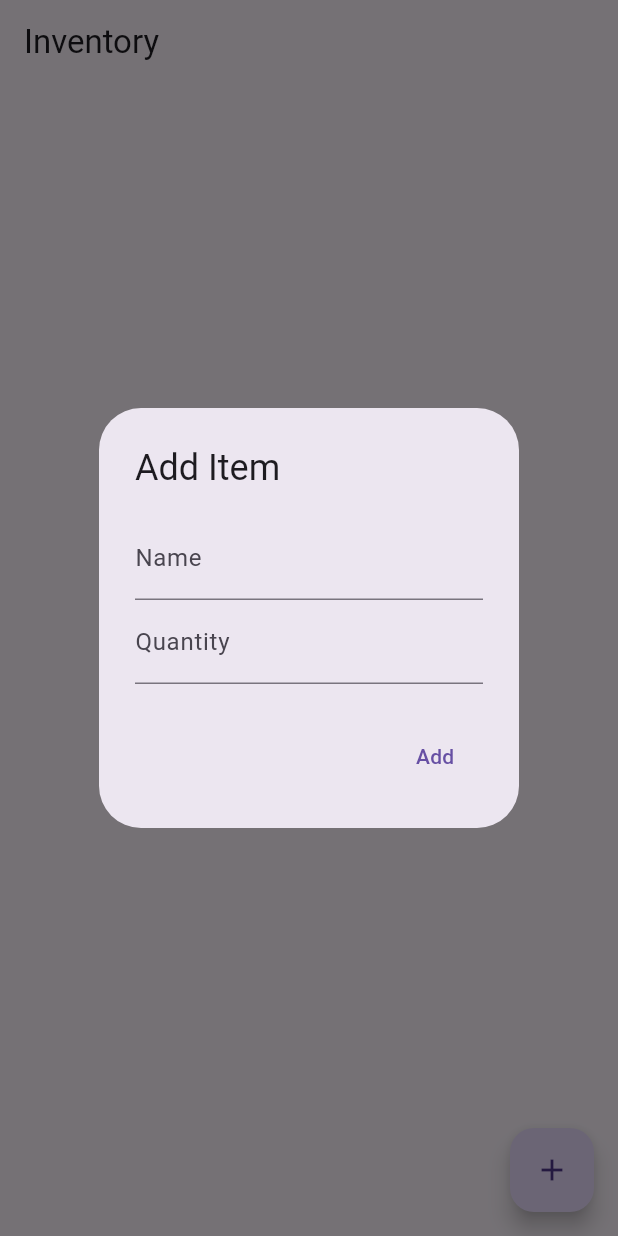
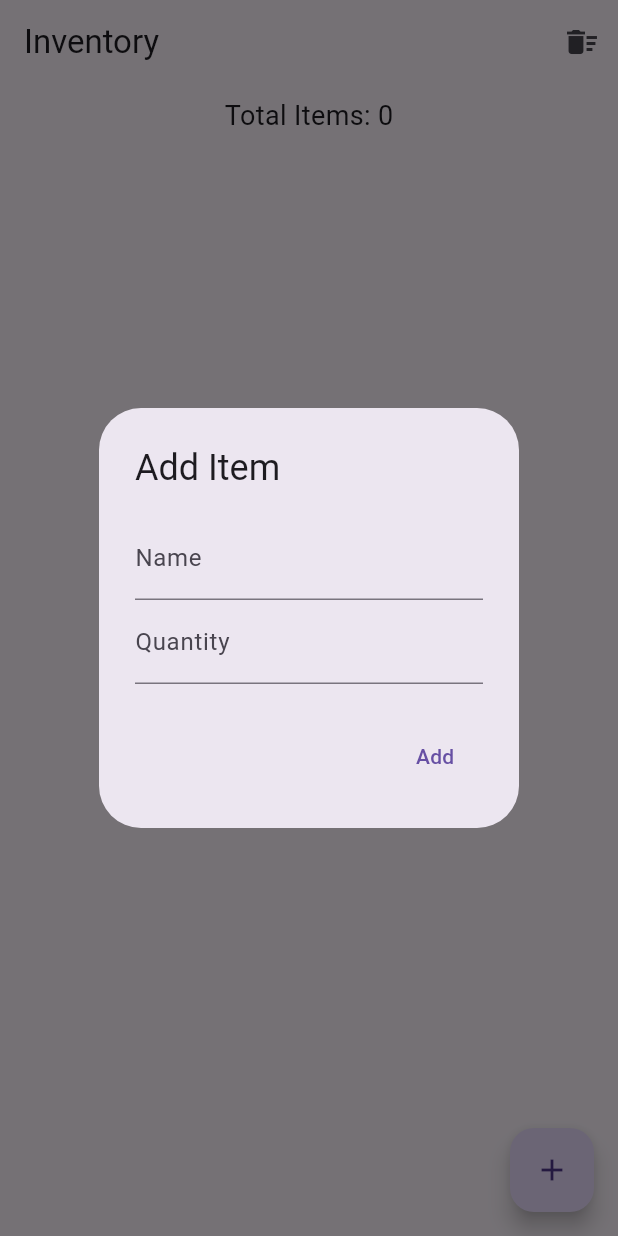
Before and after one commit to Uvvi2004/inventoryfinal, a Flutter app: the screen it shows after launch, after a tap on the "add" icon, on a phone screen of 412 x 824 dp. Run offline on Flutter 3.47's test engine with Material 3 defaults, Android fonts, the phone set to English and light mode, and no system bars; our stand-ins replace cloud_firestore, firebase_core; accounts and stored records are empty.

Commit message:
Total item count and clear all

```diff
--- a/lib/main.dart
+++ b/lib/main.dart
@@ -28,7 +28,20 @@ class InventoryPage extends StatelessWidget {
     final service = FirestoreService();
 
     return Scaffold(
-      appBar: AppBar(title: const Text('Inventory')),
+      appBar: AppBar(
+        title: const Text('Inventory'),
+        actions: [
+          IconButton(
+            icon: const Icon(Icons.delete_sweep),
+            onPressed: () async {
+              final items = await service.streamItems().first;
+              for (var item in items) {
+                await service.deleteItem(item.id);
+              }
+            },
+          )
+        ],
+      ),
 
       body: StreamBuilder<List<Item>>(
         stream: service.streamItems(),
@@ -43,11 +56,24 @@ class InventoryPage extends StatelessWidget {
 
           final items = snapshot.data ?? [];
 
-          if (items.isEmpty) {
-            return const Center(child: Text('No items yet.'));
-          }
+          return Column(
+            children: [
+              // 🔥 FEATURE 1: TOTAL COUNT
+              Padding(
+                padding: const EdgeInsets.all(8.0),
+                child: Text(
+                  'Total Items: ${items.length}',
+                  style: const TextStyle(fontSize: 18),
+                ),
+              ),
 
-          return ListView.builder(
+              if (items.isEmpty)
+                const Expanded(
+                  child: Center(child: Text('No items yet.')),
+                )
+              else
+                Expanded(
+                  child: ListView.builder(
                     itemCount: items.length,
                     itemBuilder: (_, i) {
                       final item = items[i];
@@ -66,8 +92,8 @@ class InventoryPage extends StatelessWidget {
                         onTap: () {
                           final nameController =
                               TextEditingController(text: item.name);
-                  final qtyController =
-                      TextEditingController(text: item.quantity.toString());
+                          final qtyController = TextEditingController(
+                              text: item.quantity.toString());
 
                           showDialog(
                             context: context,
@@ -78,8 +104,8 @@ class InventoryPage extends StatelessWidget {
                                 children: [
                                   TextField(
                                     controller: nameController,
-                            decoration:
-                                const InputDecoration(labelText: 'Name'),
+                                    decoration: const InputDecoration(
+                                        labelText: 'Name'),
                                   ),
                                   TextField(
                                     controller: qtyController,
@@ -98,9 +124,7 @@ class InventoryPage extends StatelessWidget {
                                         int.tryParse(qtyController.text);
 
                                     if (updatedName.isEmpty ||
-                                updatedQty == null) {
-                              return;
-                            }
+                                        updatedQty == null) return;
 
                                     await service.updateItem(
                                       Item(
@@ -120,6 +144,9 @@ class InventoryPage extends StatelessWidget {
                         },
                       );
                     },
+                  ),
+                ),
+            ],
           );
         },
       ),
@@ -154,9 +181,7 @@ class InventoryPage extends StatelessWidget {
                     final name = nameController.text.trim();
                     final qty = int.tryParse(qtyController.text);
 
-                    if (name.isEmpty || qty == null) {
-                      return;
-                    }
+                    if (name.isEmpty || qty == null) return;
 
                     await service.addItem(
                       Item(id: '', name: name, quantity: qty),
```
Lines whose indentation alone changed are shown as unchanged.
